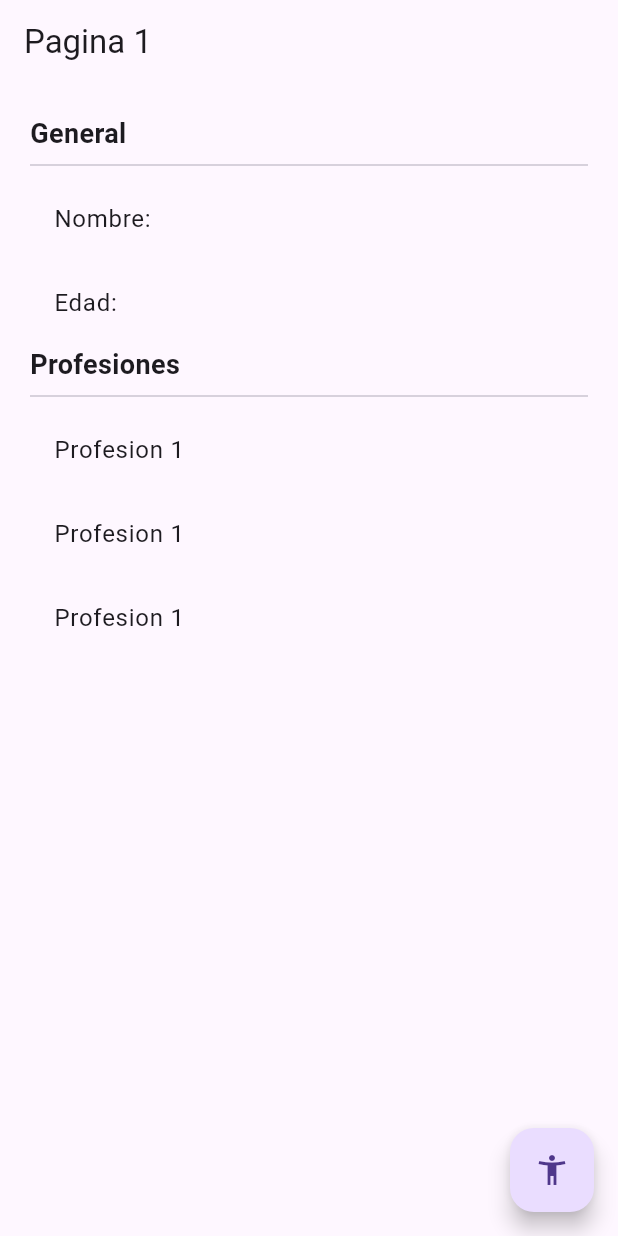
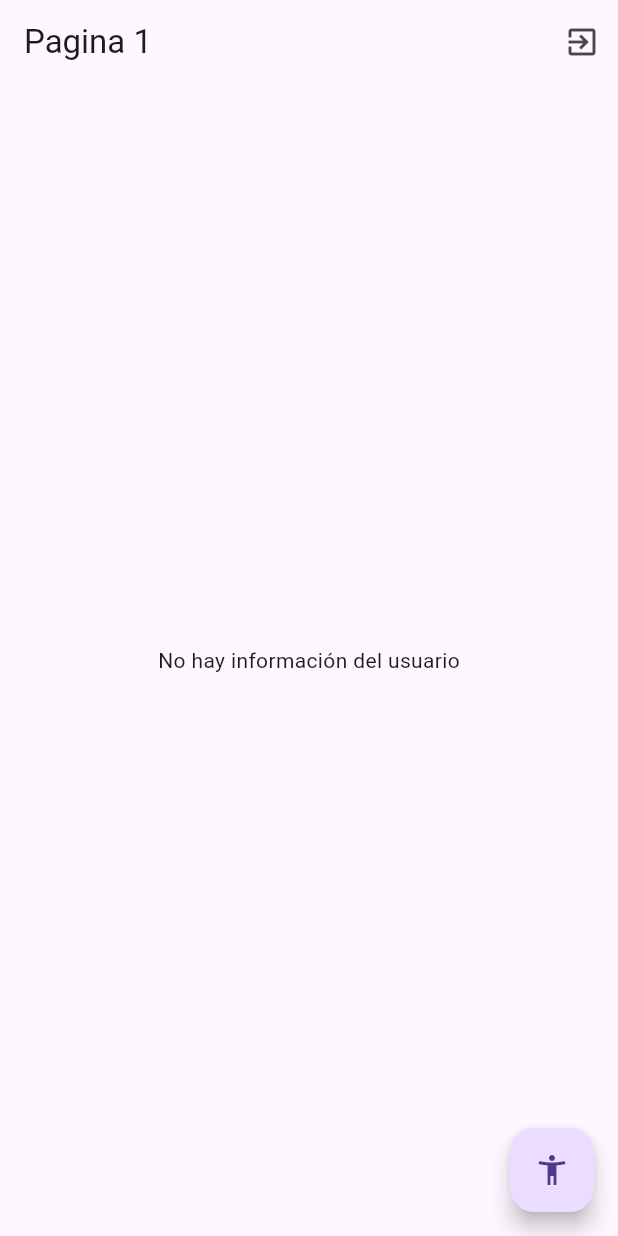
Before and after one commit to hdgch1106/flutter-estados-app, a Flutter app: the screen it shows after launch, on a phone screen of 412 x 824 dp. Run offline on Flutter 3.47's test engine with Material 2 defaults, Android fonts, the phone set to English and light mode, and no system bars; our stand-ins replace flutter_bloc.

Commit message:
rama Cubit terminada

```diff
--- /dev/null
+++ b/lib/bloc/usuario/usuario_cubit.dart
@@ -0,0 +1,36 @@
+import 'package:estados_app/models/usuario.dart';
+import 'package:flutter_bloc/flutter_bloc.dart';
+import 'package:meta/meta.dart';
+
+part 'usuario_state.dart';
+
+class UsuarioCubit extends Cubit<UsuarioState> {
+  UsuarioCubit() : super(UsuarioInitial());
+
+  void seleccionarUsuario(Usuario user) {
+    emit(UsuarioActivo(user));
+  }
+
+  void cambiarEdad(int edad) {
+    final currentState = state;
+    if (currentState is UsuarioActivo) {
+      final newUser = currentState.usuario.copyWith(edad: 30);
+      emit(UsuarioActivo(newUser));
+    }
+  }
+
+  void agregarProfesion(List<String> profesiones) {
+    final currentState = state;
+    if (currentState is UsuarioActivo) {
+      List<String> currentProfesiones = [...currentState.usuario.profesiones];
+      currentProfesiones.addAll(profesiones);
+      final newUser =
+          currentState.usuario.copyWith(profesiones: currentProfesiones);
+      emit(UsuarioActivo(newUser));
+    }
+  }
+
+  void borrarUsuario() {
+    emit(UsuarioInitial());
+  }
+}
--- /dev/null
+++ b/lib/bloc/usuario/usuario_state.dart
@@ -0,0 +1,15 @@
+part of 'usuario_cubit.dart';
+
+@immutable
+abstract class UsuarioState {}
+
+class UsuarioInitial extends UsuarioState {
+  final existeUsuario = false;
+}
+
+class UsuarioActivo extends UsuarioState {
+  final existeUsuario = true;
+  final Usuario usuario;
+
+  UsuarioActivo(this.usuario);
+}
--- a/lib/main.dart
+++ b/lib/main.dart
@@ -1,6 +1,8 @@
+import 'package:estados_app/bloc/usuario/usuario_cubit.dart';
 import 'package:estados_app/pages/pagina1_page.dart';
 import 'package:estados_app/pages/pagina2_page.dart';
 import 'package:flutter/material.dart';
+import 'package:flutter_bloc/flutter_bloc.dart';
 
 void main() => runApp(const MyApp());
 
@@ -9,7 +11,11 @@ class MyApp extends StatelessWidget {
 
   @override
   Widget build(BuildContext context) {
-    return MaterialApp(
+    return MultiBlocProvider(
+      providers: [
+        BlocProvider(create: (_) => UsuarioCubit()),
+      ],
+      child: MaterialApp(
         debugShowCheckedModeBanner: false,
         theme: ThemeData(useMaterial3: true),
         title: 'Material App',
@@ -18,6 +24,7 @@ class MyApp extends StatelessWidget {
           "pagina1": (context) => const Pagina1Page(),
           "pagina2": (context) => const Pagina2Page(),
         },
+      ),
     );
   }
 }
--- a/lib/models/usuario.dart
+++ b/lib/models/usuario.dart
@@ -1,11 +1,22 @@
 class Usuario {
-  String nombre;
-  int edad;
-  List<String> profesiones;
+  final String nombre;
+  final int edad;
+  final List<String> profesiones;
 
   Usuario({
     required this.nombre,
     required this.edad,
     required this.profesiones,
   });
+
+  Usuario copyWith({
+    String? nombre,
+    int? edad,
+    List<String>? profesiones,
+  }) =>
+      Usuario(
+        nombre: nombre ?? this.nombre,
+        edad: edad ?? this.edad,
+        profesiones: profesiones ?? this.profesiones,
+      );
 }
--- a/lib/pages/pagina1_page.dart
+++ b/lib/pages/pagina1_page.dart
@@ -1,4 +1,7 @@
+import 'package:estados_app/bloc/usuario/usuario_cubit.dart';
+import 'package:estados_app/models/usuario.dart';
 import 'package:flutter/material.dart';
+import 'package:flutter_bloc/flutter_bloc.dart';
 
 class Pagina1Page extends StatelessWidget {
   const Pagina1Page({super.key});
@@ -8,8 +11,15 @@ class Pagina1Page extends StatelessWidget {
     return Scaffold(
       appBar: AppBar(
         title: const Text("Pagina 1"),
+        actions: [
+          IconButton(
+              onPressed: () {
+                context.read<UsuarioCubit>().borrarUsuario();
+              },
+              icon: const Icon(Icons.exit_to_app))
+        ],
       ),
-      body: InformacionUsuario(),
+      body: const BodyScaffold(),
       floatingActionButton: FloatingActionButton(
         child: const Icon(Icons.accessibility_new),
         onPressed: () {
@@ -20,8 +30,47 @@ class Pagina1Page extends StatelessWidget {
   }
 }
 
+class BodyScaffold extends StatelessWidget {
+  const BodyScaffold({
+    super.key,
+  });
+
+  @override
+  Widget build(BuildContext context) {
+    return BlocBuilder<UsuarioCubit, UsuarioState>(
+      builder: (_, state) {
+        switch (state.runtimeType) {
+          case UsuarioInitial:
+            return const Center(child: Text("No hay información del usuario"));
+          case UsuarioActivo:
+            return InformacionUsuario(
+                usuario: (state as UsuarioActivo).usuario);
+          default:
+            return const Center(
+              child: Center(
+                child: CircularProgressIndicator(strokeWidth: 2),
+              ),
+            );
+        }
+
+        /* if (state is UsuarioInitial) {
+          return const Center(child: Text("No hay información del usuario"));
+        } else if (state is UsuarioActivo) {
+          return InformacionUsuario(usuario: state.usuario);
+        } else {
+          return const Center(
+            child: CircularProgressIndicator(strokeWidth: 2),
+          );
+        } */
+      },
+    );
+  }
+}
+
 class InformacionUsuario extends StatelessWidget {
-  const InformacionUsuario({super.key});
+  final Usuario usuario;
+
+  const InformacionUsuario({super.key, required this.usuario});
 
   @override
   Widget build(BuildContext context) {
@@ -29,20 +78,22 @@ class InformacionUsuario extends StatelessWidget {
       width: double.infinity,
       height: double.infinity,
       padding: const EdgeInsets.all(20.0),
-      child: const Column(
+      child: Column(
         crossAxisAlignment: CrossAxisAlignment.start,
         children: [
-          Text("General",
+          const Text("General",
               style: TextStyle(fontSize: 18, fontWeight: FontWeight.bold)),
-          Divider(),
-          ListTile(title: Text("Nombre: ")),
-          ListTile(title: Text("Edad: ")),
-          Text("Profesiones",
+          const Divider(),
+          ListTile(title: Text("Nombre: ${usuario.nombre}")),
+          ListTile(title: Text("Edad: ${usuario.edad}")),
+          const Text("Profesiones",
               style: TextStyle(fontSize: 18, fontWeight: FontWeight.bold)),
-          Divider(),
-          ListTile(title: Text("Profesion 1")),
-          ListTile(title: Text("Profesion 1")),
-          ListTile(title: Text("Profesion 1")),
+          const Divider(),
+          ...usuario.profesiones
+              .map((e) => ListTile(
+                    title: Text(e),
+                  ))
+              .toList(),
         ],
       ),
     );
--- a/pubspec.yaml
+++ b/pubspec.yaml
@@ -35,6 +35,7 @@ dependencies:
   # The following adds the Cupertino Icons font to your application.
   # Use with the CupertinoIcons class for iOS style icons.
   cupertino_icons: ^1.0.2
+  flutter_bloc: ^8.1.3
 
 dev_dependencies:
   flutter_test:
```
Also changed, not shown: lib/pages/pagina2_page.dart (+23 -3 lines), pubspec.lock. Lines whose indentation alone changed are shown as unchanged.
